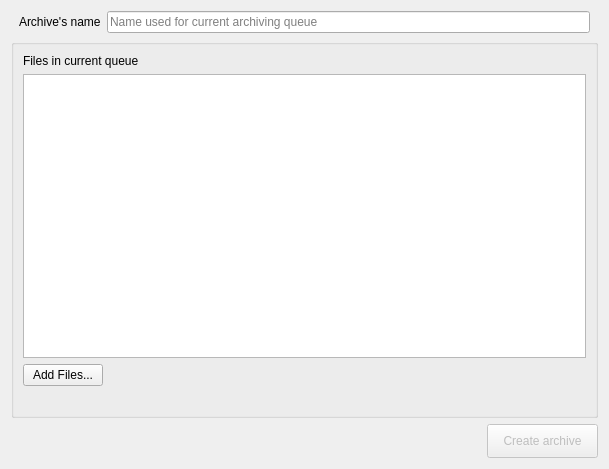
This is src/gui/archivewidget.ui in Intellique/client as Qt 5 draws it before an edit. The edited form follows.
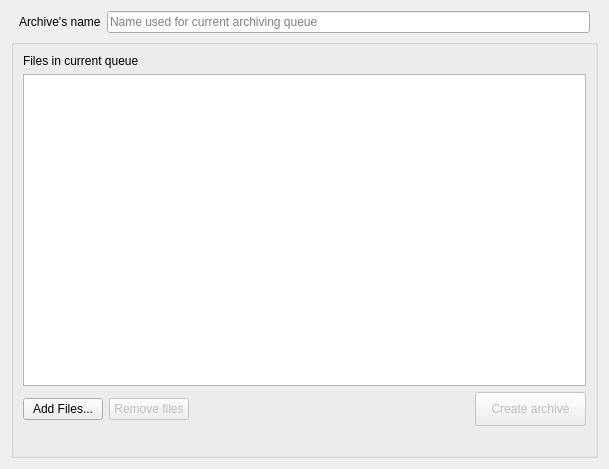
This is the edited form. Icons and pictures are not drawn. Custom widgets are drawn as their Qt base class.

Diff of the .ui file:
```diff
--- a/src/gui/archivewidget.ui
+++ b/src/gui/archivewidget.ui
@@ -81,7 +81,21 @@
            <string>Add Files...</string>
           </property>
           <property name="icon">
-           <iconset theme="list-add"/>
+           <iconset theme="list-add">
+            <normaloff>.</normaloff>.</iconset>
+          </property>
+         </widget>
+        </item>
+        <item>
+         <widget class="QPushButton" name="pshBttnRemoveFiles">
+          <property name="enabled">
+           <bool>false</bool>
+          </property>
+          <property name="text">
+           <string>Remove files</string>
+          </property>
+          <property name="icon">
+           <iconset theme="list-remove"/>
           </property>
          </widget>
         </item>
@@ -98,6 +112,25 @@
           </property>
          </spacer>
         </item>
+        <item>
+         <widget class="QPushButton" name="bttnCreateArchive">
+          <property name="enabled">
+           <bool>false</bool>
+          </property>
+          <property name="minimumSize">
+           <size>
+            <width>111</width>
+            <height>34</height>
+           </size>
+          </property>
+          <property name="text">
+           <string>Create archive</string>
+          </property>
+          <property name="icon">
+           <iconset theme="document-new"/>
+          </property>
+         </widget>
+        </item>
        </layout>
       </item>
       <item>
@@ -110,39 +143,6 @@
      </layout>
     </widget>
    </item>
-   <item>
-    <layout class="QHBoxLayout" name="horizontalLayout">
-     <item>
-      <spacer name="horizontalSpacer">
-       <property name="orientation">
-        <enum>Qt::Horizontal</enum>
-       </property>
-       <property name="sizeHint" stdset="0">
-        <size>
-         <width>40</width>
-         <height>20</height>
-        </size>
-       </property>
-      </spacer>
-     </item>
-     <item>
-      <widget class="QPushButton" name="bttnCreateArchive">
-       <property name="enabled">
-        <bool>false</bool>
-       </property>
-       <property name="minimumSize">
-        <size>
-         <width>111</width>
-         <height>34</height>
-        </size>
-       </property>
-       <property name="text">
-        <string>Create archive</string>
-       </property>
-      </widget>
-     </item>
-    </layout>
-   </item>
   </layout>
  </widget>
  <customwidgets>
```
